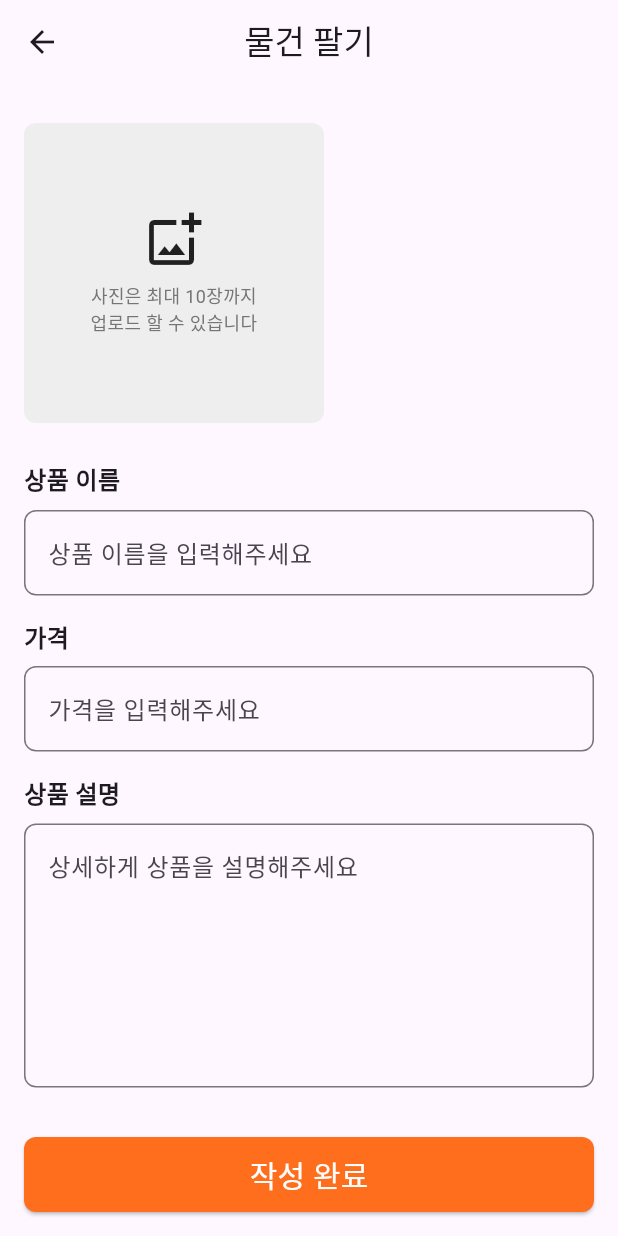
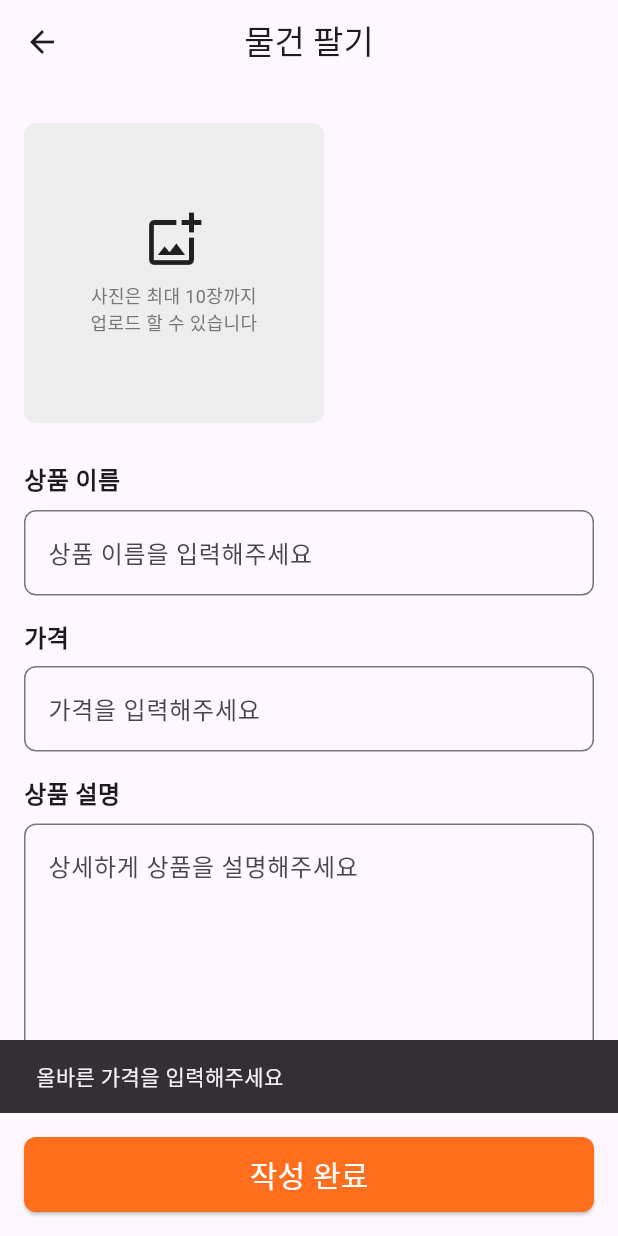
Before and after one commit to gimjh1120/shoppingmall_platform, a Flutter app: the ProductRegistration screen opened directly, after a tap on "작성 완료", on a phone screen of 412 x 824 dp. Run offline on Flutter 3.47's test engine with Material 3 defaults, Android fonts, the phone set to English and light mode, and no system bars; our stand-ins replace image_picker.

Commit message:
[Update] 가격 int로 받게 수정

```diff
--- a/lib/registration/product_registration.dart
+++ b/lib/registration/product_registration.dart
@@ -12,7 +12,6 @@ class ProductRegistration extends StatefulWidget {
 class _ProductRegistrationState extends State<ProductRegistration> {
   final ImagePicker _picker = ImagePicker();
   final List<XFile> _images = [];
-
   final TextEditingController _nameController = TextEditingController();
   final TextEditingController _priceController = TextEditingController();
   final TextEditingController _descriptionController = TextEditingController();
@@ -24,7 +23,6 @@ class _ProductRegistrationState extends State<ProductRegistration> {
       imageQuality: 80,
       limit: 10,
     );
-
     if (selectedImages.isNotEmpty) {
       setState(() {
         for (var image in selectedImages) {
@@ -39,8 +37,15 @@ class _ProductRegistrationState extends State<ProductRegistration> {
 
   void _handleSubmit() {
     final String name = _nameController.text;
-    final String price = _priceController.text;
+    final int? price = int.tryParse(_priceController.text);
     final String description = _descriptionController.text;
+
+    if (price == null) {
+      ScaffoldMessenger.of(context).showSnackBar(
+        const SnackBar(content: Text('올바른 가격을 입력해주세요')),
+      );
+      return;
+    }
 
     print('상품 이름: $name');
     print('가격: $price');
```
